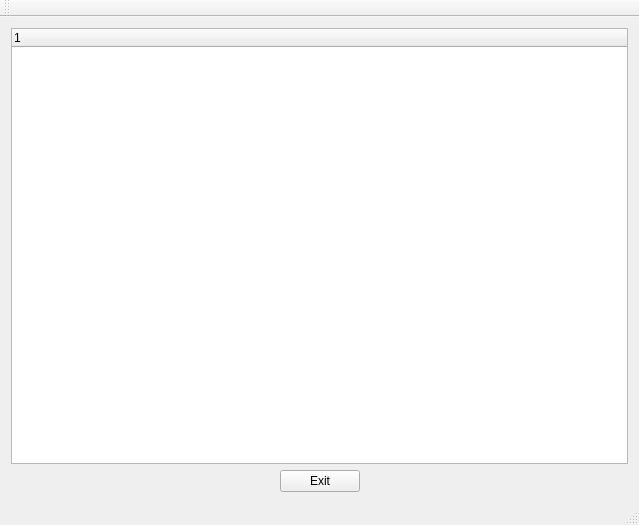
First picture: the form in qshowfonts.ui, repository scottellis/qshowfonts, before the edit.
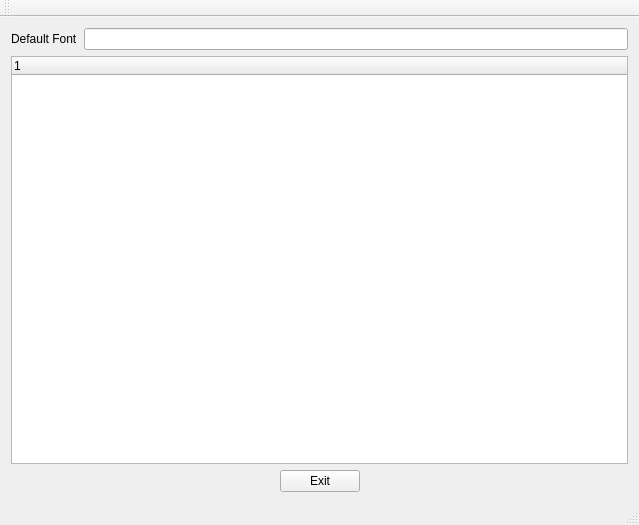
Second picture: the form after the edit.

Commit message: Show the default faunt

What changed in the file:
```diff
--- a/qshowfonts.ui
+++ b/qshowfonts.ui
@@ -15,6 +15,20 @@
   </property>
   <widget class="QWidget" name="centralWidget">
    <layout class="QVBoxLayout" name="verticalLayout">
+    <item>
+     <layout class="QFormLayout" name="formLayout">
+      <item row="0" column="0">
+       <widget class="QLabel" name="label">
+        <property name="text">
+         <string>Default Font</string>
+        </property>
+       </widget>
+      </item>
+      <item row="0" column="1">
+       <widget class="QLineEdit" name="defaultFontEdit"/>
+      </item>
+     </layout>
+    </item>
     <item>
      <widget class="QTreeWidget" name="treeWidget">
       <column>
```
The commit also changes 3 other files.
